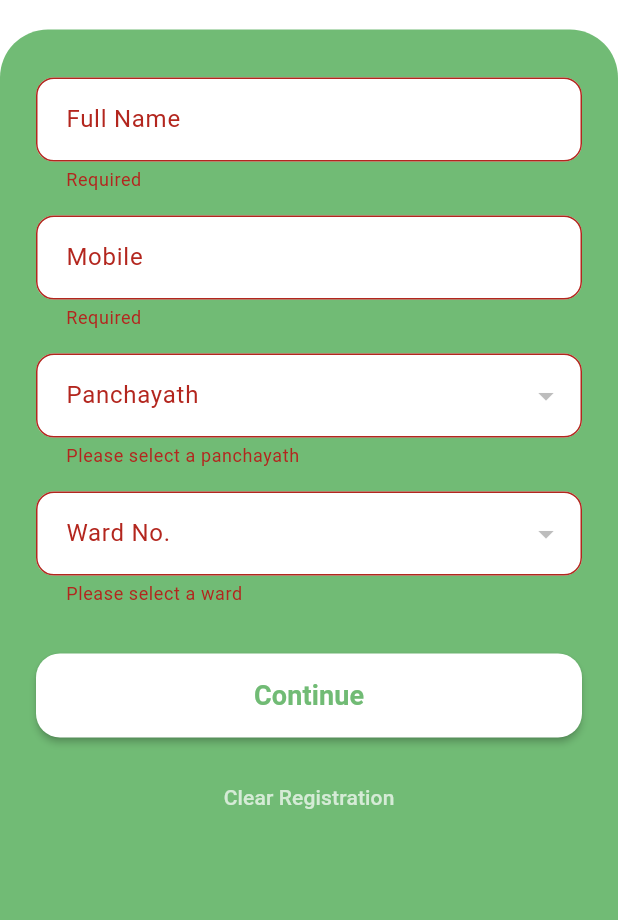
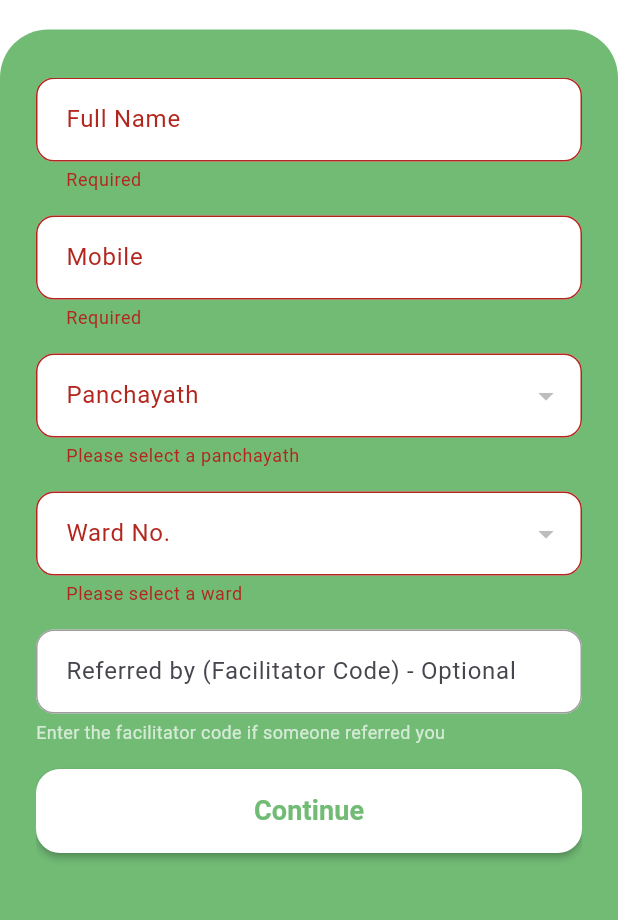
Before and after one commit to Nabeel0146/Harith-app-git, a Flutter app: the RegisterPage screen opened directly, after a tap on "Continue", on a phone screen of 412 x 824 dp, the part 293-1213 px from its top. Run offline on Flutter 3.47's test engine with Material 3 defaults, Android fonts, the phone set to English and light mode, and no system bars; our stand-ins replace auto_size_text, cached_network_image, carousel_slider, cloud_firestore, dropdown_search, firebase_auth and 5 more; missing offline and left inert: in_app_update; accounts and stored records are empty; network calls fail.

Commit message:
added referal code field

```diff
--- a/lib/Auth/register.dart
+++ b/lib/Auth/register.dart
@@ -4,7 +4,6 @@ import 'package:cloud_firestore/cloud_firestore.dart';
 import 'package:firebase_auth/firebase_auth.dart';
 import 'package:harithapp/Screens/mainscreen.dart';
 import 'package:shared_preferences/shared_preferences.dart';
-
 
 class RegisterPage extends StatefulWidget {
   const RegisterPage({super.key});
@@ -17,6 +16,7 @@ class _RegisterPageState extends State<RegisterPage> {
   final _formKey = GlobalKey<FormState>();
   final _fullNameCtrl = TextEditingController();
   final _mobileCtrl = TextEditingController();
+  final _referredByCtrl = TextEditingController(); // New controller for referred by field
 
   // Dropdown values
   String? _selectedPanchayath;
@@ -27,6 +27,8 @@ class _RegisterPageState extends State<RegisterPage> {
   bool _loading = false;
   bool _checkingRegistration = true;
   bool _sharedPrefsError = false;
+  bool _validatingFacilitator = false;
+  String? _facilitatorValidationMessage;
 
   // Shared Preferences keys
   static const String _isRegisteredKey = 'isRegistered';
@@ -169,6 +171,50 @@ class _RegisterPageState extends State<RegisterPage> {
     }
   }
 
+  /* ----------  Facilitator Validation  ---------- */
+  Future<void> _validateFacilitatorCode() async {
+    final code = _referredByCtrl.text.trim();
+    if (code.isEmpty) {
+      setState(() {
+        _facilitatorValidationMessage = null;
+      });
+      return;
+    }
+
+    setState(() {
+      _validatingFacilitator = true;
+      _facilitatorValidationMessage = null;
+    });
+
+    try {
+      final facilitatorQuery = await FirebaseFirestore.instance
+          .collection('harith-facilitators')
+          .where('code', isEqualTo: code)
+          .limit(1)
+          .get();
+
+      if (facilitatorQuery.docs.isNotEmpty) {
+        final facilitator = facilitatorQuery.docs.first.data();
+        setState(() {
+          _facilitatorValidationMessage = '✓ Valid facilitator: ${facilitator['name']}';
+        });
+      } else {
+        setState(() {
+          _facilitatorValidationMessage = '✗ Invalid facilitator code';
+        });
+      }
+    } catch (e) {
+      print('Error validating facilitator: $e');
+      setState(() {
+        _facilitatorValidationMessage = 'Error validating code';
+      });
+    } finally {
+      setState(() {
+        _validatingFacilitator = false;
+      });
+    }
+  }
+
   /* ----------  Lifecycle  ---------- */
   @override
   void initState() {
@@ -185,6 +231,7 @@ class _RegisterPageState extends State<RegisterPage> {
   void dispose() {
     _fullNameCtrl.dispose();
     _mobileCtrl.dispose();
+    _referredByCtrl.dispose();
     super.dispose();
   }
 
@@ -201,6 +248,18 @@ class _RegisterPageState extends State<RegisterPage> {
       return;
     }
 
+    // Validate facilitator code if provided
+    final facilitatorCode = _referredByCtrl.text.trim();
+    if (facilitatorCode.isNotEmpty && _facilitatorValidationMessage?.startsWith('✗') == true) {
+      ScaffoldMessenger.of(context).showSnackBar(
+        const SnackBar(
+          content: Text('Please enter a valid facilitator code or leave it empty'),
+          backgroundColor: Colors.red,
+        ),
+      );
+      return;
+    }
+
     setState(() => _loading = true);
 
     try {
@@ -208,8 +267,8 @@ class _RegisterPageState extends State<RegisterPage> {
       final uid = user?.uid ??
           (await FirebaseAuth.instance.signInAnonymously()).user!.uid;
 
-      // Save user data to harith-users collection
-      await FirebaseFirestore.instance.collection('harith-users').doc(uid).set({
+      // Prepare user data
+      final userData = {
         'fullName': _fullNameCtrl.text.trim(),
         'mobile': _mobileCtrl.text.trim(),
         'panchayath': _selectedPanchayath,
@@ -218,7 +277,19 @@ class _RegisterPageState extends State<RegisterPage> {
         'userId': uid,
         'email': user?.email, // Optional: store email if available
         'lastLogin': FieldValue.serverTimestamp(),
-      }, SetOptions(merge: true));
+      };
+
+      // Add facilitator code if provided and valid
+      if (facilitatorCode.isNotEmpty && _facilitatorValidationMessage?.startsWith('✓') == true) {
+        userData['facilitatorCode'] = facilitatorCode;
+        userData['referredBy'] = facilitatorCode; // Store in both fields for compatibility
+      }
+
+      // Save user data to harith-users collection
+      await FirebaseFirestore.instance.collection('harith-users').doc(uid).set(
+        userData,
+        SetOptions(merge: true),
+      );
 
       // Try to save registration status to SharedPreferences
       // If it fails, we'll still proceed since Firestore has the data
@@ -265,12 +336,12 @@ class _RegisterPageState extends State<RegisterPage> {
 
   /* ----------  UI helpers  ---------- */
   Widget _textField(String label, TextEditingController c,
-      {TextInputType kb = TextInputType.text}) {
+      {TextInputType kb = TextInputType.text, bool isOptional = false}) {
     return TextFormField(
       controller: c,
       keyboardType: kb,
       decoration: InputDecoration(
-        labelText: label,
+        labelText: label + (isOptional ? ' (Optional)' : ''),
         filled: true,
         fillColor: Colors.white,
         border: OutlineInputBorder(
@@ -288,10 +359,10 @@ class _RegisterPageState extends State<RegisterPage> {
         contentPadding: const EdgeInsets.symmetric(horizontal: 16, vertical: 16),
       ),
       validator: (v) {
-        if (v == null || v.trim().isEmpty) {
+        if (!isOptional && (v == null || v.trim().isEmpty)) {
           return 'Required';
         }
-        if (kb == TextInputType.phone) {
+        if (kb == TextInputType.phone && v!.trim().isNotEmpty) {
           if (v.trim().length != 10) {
             return 'Enter a valid 10-digit mobile number';
           }
@@ -301,6 +372,70 @@ class _RegisterPageState extends State<RegisterPage> {
         }
         return null;
       },
+    );
+  }
+
+  Widget _referredByField() {
+    return Column(
+      crossAxisAlignment: CrossAxisAlignment.start,
+      children: [
+        TextFormField(
+          controller: _referredByCtrl,
+          decoration: InputDecoration(
+            labelText: 'Referred by (Facilitator Code) - Optional',
+            filled: true,
+            fillColor: Colors.white,
+            border: OutlineInputBorder(
+              borderRadius: BorderRadius.circular(12),
+              borderSide: const BorderSide(color: Colors.grey),
+            ),
+            enabledBorder: OutlineInputBorder(
+              borderRadius: BorderRadius.circular(12),
+              borderSide: const BorderSide(color: Colors.grey),
+            ),
+            focusedBorder: OutlineInputBorder(
+              borderRadius: BorderRadius.circular(12),
+              borderSide: const BorderSide(color: Colors.green, width: 2),
+            ),
+            contentPadding: const EdgeInsets.symmetric(horizontal: 16, vertical: 16),
+            suffixIcon: _validatingFacilitator
+                ? const SizedBox(
+                    width: 20,
+                    height: 20,
+                    child: CircularProgressIndicator(strokeWidth: 2),
+                  )
+                : null,
+          ),
+          onChanged: (value) {
+            // Debounce validation
+            Future.delayed(const Duration(milliseconds: 500), () {
+              if (mounted) _validateFacilitatorCode();
+            });
+          },
+        ),
+        if (_facilitatorValidationMessage != null)
+          Padding(
+            padding: const EdgeInsets.only(top: 4, left: 8),
+            child: Text(
+              _facilitatorValidationMessage!,
+              style: TextStyle(
+                fontSize: 12,
+                color: _facilitatorValidationMessage!.startsWith('✓')
+                    ? Colors.green
+                    : Colors.red,
+                fontWeight: FontWeight.w500,
+              ),
+            ),
+          ),
+        const SizedBox(height: 4),
+        const Text(
+          'Enter the facilitator code if someone referred you',
+          style: TextStyle(
+            fontSize: 12,
+            color: Colors.white70,
+          ),
+        ),
+      ],
     );
   }
 
@@ -474,10 +609,14 @@ class _RegisterPageState extends State<RegisterPage> {
                         const SizedBox(height: 16),
                         _textField('Mobile', _mobileCtrl, kb: TextInputType.phone),
                         const SizedBox(height: 16),
+
                         _panchayathDropDown(),
                         const SizedBox(height: 16),
                         _wardDropDown(),
-                        const SizedBox(height: 32),
+                        const SizedBox(height:16),
+                         _referredByField(), // New referred by field
+                        const SizedBox(height: 16),
+
                         ElevatedButton(
                           onPressed: _loading ? null : _submit,
                           style: ElevatedButton.styleFrom(
```
